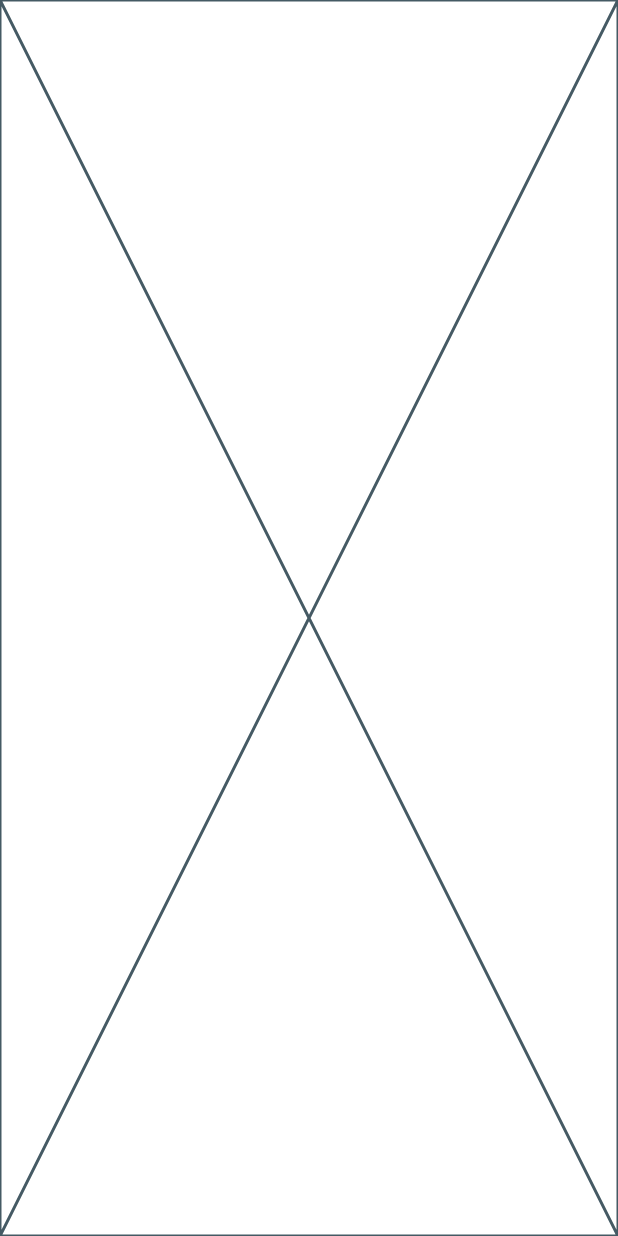
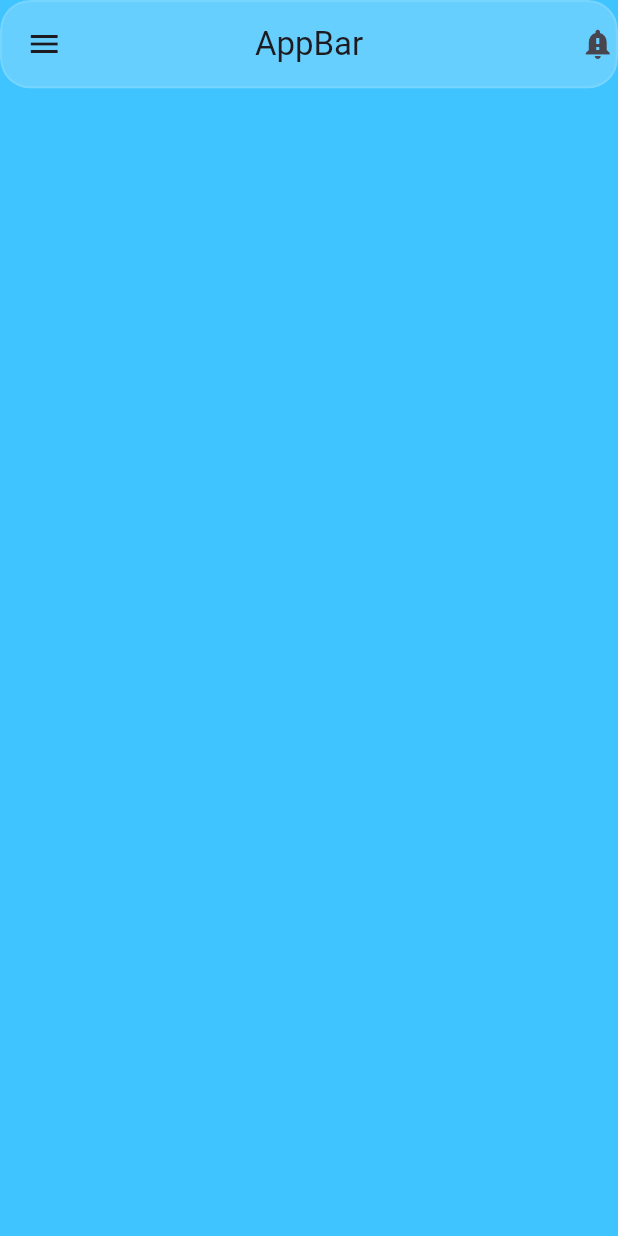
Before and after one commit to Touaf-65/flutter.glassmorphism_components, a Flutter app: the screen it shows after launch, on a phone screen of 412 x 824 dp. Run offline on Flutter 3.47's test engine with Material 3 defaults, Android fonts, the phone set to English and light mode, and no system bars.

Commit message:
initial state of home with appbar

```diff
--- a/lib/app.dart
+++ b/lib/app.dart
@@ -1,10 +1,14 @@
 import 'package:flutter/material.dart';
+
+import 'screens/Home/home.dart';
 
 class App extends StatelessWidget {
   const App({super.key});
 
   @override
   Widget build(BuildContext context) {
-    return const Placeholder();
+    return MaterialApp(
+        debugShowCheckedModeBanner: false,
+        home: Home());
   }
 }
--- /dev/null
+++ b/lib/screens/Home/home.dart
@@ -0,0 +1,25 @@
+import 'package:flutter/material.dart';
+
+import '../widgets/appBar.dart';
+
+class Home extends StatelessWidget {
+  const Home({super.key});
+
+  @override
+  Widget build(BuildContext context) {
+    return Scaffold(
+      backgroundColor: Colors.lightBlueAccent,
+      drawer: Drawer(),
+      body: Stack(
+        alignment: Alignment.topCenter,
+        children: [
+          Positioned(
+            left: 0,
+            right: 0,
+            top: 0,
+              child: Appbar())
+        ],
+      ),
+    );
+  }
+}
```
